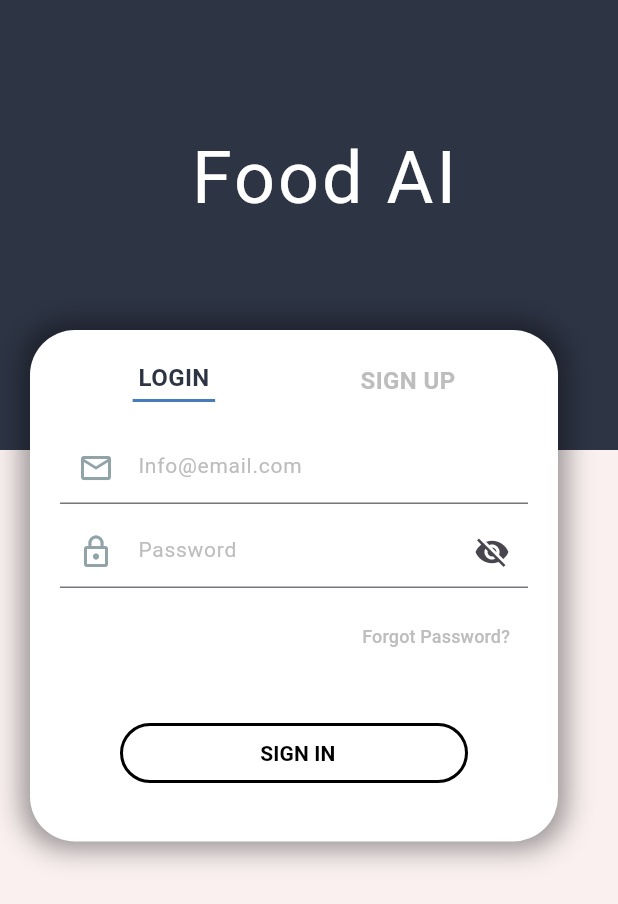
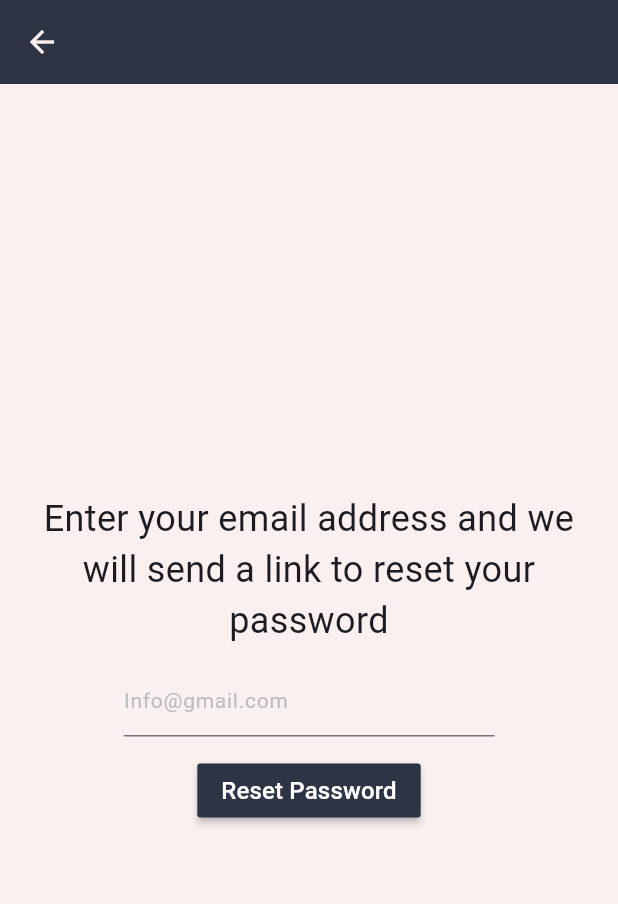
Before and after one commit to boykin345/food-ai-app, a Flutter app: the screen it shows after launch, after a tap on "SIGN UP", after a tap on "LOGIN", after a tap on "Forgot Password?", on a phone screen of 412 x 824 dp. Shown: the top 904 px of the screen. Run offline on Flutter 3.47's test engine with Material 3 defaults, Android fonts, the phone set to English and light mode, and no system bars; our stand-ins replace cloud_firestore, firebase_auth, firebase_core; accounts and stored records are empty; project files that could hold a hidden picture were left out.

Commit message:
Feature: implement reset password functionality
* Added a new function called resetPassword in the data_util.dart to handle the
firebase side of resetting a password
* Change the class called Palette to Colours
* Added the functionality of reset password and the UI in forgot_password_page
.dart

```diff
--- /dev/null
+++ b/lib/Pages/forgot_password_page.dart
@@ -0,0 +1,137 @@
+import 'package:firebase_auth/firebase_auth.dart';
+import 'package:flutter/material.dart';
+import 'package:food_ai_app/Pages/login_signup_page.dart';
+import 'package:food_ai_app/Util/data_util.dart';
+
+import '../Util/colours.dart';
+
+/// Initialises the state for the forgot password page.
+class ForgotPasswordPage extends StatefulWidget {
+  @override
+  ForgotPasswordPageState createState() => ForgotPasswordPageState();
+}
+
+/// Returns a scaffold widget to display the forgot password page.
+class ForgotPasswordPageState extends State<ForgotPasswordPage> {
+  // Controls for the editable text fields within the page.
+  final emailController = TextEditingController();
+
+  // Whether the user has interacted with a particular text field.
+  bool emailInteracted = false;
+
+  // Managed the focus state of the text fields within the pages.
+  late FocusNode emailFocusNode;
+
+  /// Called when the widget is initialised to setup properties for the widget to function.
+  @override
+  void initState() {
+    super.initState();
+
+    // Sets up the focus nodes for the text fields.
+    emailFocusNode = FocusNode();
+
+    // Adds a listener to track changes to the email text field.
+    emailFocusNode.addListener(() {
+      setState(() {
+        emailInteracted = !emailFocusNode.hasFocus;
+      });
+    });
+  }
+
+  /// Called when the widget is no longer need to release the resources used.
+  @override
+  void dispose() {
+    emailFocusNode.dispose();
+    super.dispose();
+  }
+
+  @override
+  Widget build(BuildContext context) {
+    return Scaffold(
+      backgroundColor: Colours.backgroundOff,
+      appBar: AppBar(
+        backgroundColor: Colours.primary,
+        iconTheme: IconThemeData(color: Colours.backgroundOff),
+      ),
+      body: Column(
+        mainAxisAlignment: MainAxisAlignment.center,
+        children: [
+          Padding(
+            padding: const EdgeInsets.only(left: 12.0, right: 12.0),
+            child: Container(
+              child: Center(
+                  child: Text(
+                      'Enter your email address and we will send a link to reset your password',
+                      textAlign: TextAlign.center,
+                      style: TextStyle(fontSize: 24))),
+            ),
+          ),
+          Padding(
+            padding: const EdgeInsets.only(top: 12.0, bottom: 12.0, left: 12.0, right: 12.0),
+            child: Container(
+              width: MediaQuery.of(context).size.width * 0.6,
+              child: TextField(
+                controller: emailController,
+                focusNode: emailFocusNode,
+                decoration: InputDecoration(
+                  hintText: "Info@gmail.com",
+                  hintStyle: TextStyle(fontSize: 14, color: Colours.greyText),
+                  errorText: LoginSignupPageState.validateEmail(emailController.text, emailInteracted),
+                ),
+              ),
+            ),
+          ),
+          Padding(
+            padding: const EdgeInsets.only(left: 12.0, right: 12.0),
+            child: MaterialButton(
+              onPressed: passwordReset,
+              child: Text(
+                'Reset Password',
+                style: TextStyle(
+                  fontSize: 16,
+                  color: Colors.white,
+                ),
+              ),
+              color: Colours.primary,
+            ),
+          ),
+        ],
+      ),
+    );
+  }
+
+  /// Called when the user presses on the reset password button.
+  ///
+  /// Performs multiple checks to ensure the email address is valid, if so will send a reset password link to the user.
+  Future<void> passwordReset() async {
+    // Checks the email entered is valid, otherwise return.
+    emailInteracted = true;
+    if (LoginSignupPageState.validateEmail(emailController.text.trim(), emailInteracted) != null) {
+      FocusScope.of(context).requestFocus(emailFocusNode);
+      FocusScope.of(context).requestFocus(FocusNode());
+      FocusScope.of(context).unfocus();
+      return;
+    }
+
+    final bool result = await AuthUtil.resetPassword(emailController.text.trim());
+
+    if (result == true) {
+      showDialog(
+          context: context,
+          builder: (context) {
+            return AlertDialog(
+                content: Text(
+                    "Password reset link sent! Check your email inbox."));
+          });
+      return;
+    } else {
+      showDialog(
+          context: context,
+          builder: (context) {
+            return AlertDialog(
+                content: Text(
+                    "This email address is not associated to an account, consider signing up using the email address instead"));
+          });
+    }
+  }
+}
--- a/lib/Pages/login_signup_page.dart
+++ b/lib/Pages/login_signup_page.dart
@@ -3,6 +3,8 @@ import 'package:flutter/material.dart';
 
 import 'package:food_ai_app/Util/colours.dart';
 import 'package:food_ai_app/Util/data_util.dart';
+
+import 'package:food_ai_app/Pages/forgot_password_page.dart';
 
 /// Initialises the state for the login & sign up page.
 ///
@@ -99,7 +101,7 @@ class LoginSignupPageState extends State<LoginSignupPage> {
   @override
   Widget build(BuildContext context) {
     return Scaffold(
-      backgroundColor: Palette.backgroundOff,
+      backgroundColor: Colours.backgroundOff,
       body: Stack(
         children: [
           // Top part of the screen.
@@ -109,7 +111,7 @@ class LoginSignupPageState extends State<LoginSignupPage> {
             child: Container(
               height: 300,
               padding: EdgeInsets.only(top: 90, left: 20),
-              color: Palette.primary,
+              color: Colours.primary,
               child: Column(
                 children: [
                   RichText(
@@ -172,15 +174,15 @@ class LoginSignupPageState extends State<LoginSignupPage> {
                                     fontSize: 16,
                                     fontWeight: FontWeight.bold,
                                     color: !isSignupScreen
-                                        ? Palette.primary
-                                        : Palette.greyText),
+                                        ? Colours.primary
+                                        : Colours.greyText),
                               ),
                               if (!isSignupScreen)
                                 Container(
                                   margin: EdgeInsets.only(top: 3),
                                   height: 2,
                                   width: 55,
-                                  color: Palette.accent,
+                                  color: Colours.accent,
                                 ),
                             ],
                           ),
@@ -201,15 +203,15 @@ class LoginSignupPageState extends State<LoginSignupPage> {
                                     fontSize: 16,
                                     fontWeight: FontWeight.bold,
                                     color: isSignupScreen
-                                        ? Palette.primary
-                                        : Palette.greyText),
+                                        ? Colours.primary
+                                        : Colours.greyText),
                               ),
                               if (isSignupScreen)
                                 Container(
                                   margin: EdgeInsets.only(top: 3),
                                   height: 2,
                                   width: 55,
-                                  color: Palette.accent,
+                                  color: Colours.accent,
                                 ),
                             ],
                           ),
@@ -281,12 +283,12 @@ class LoginSignupPageState extends State<LoginSignupPage> {
                 decoration: InputDecoration(
                   prefixIcon: Icon(
                     Icons.email_outlined,
-                    color: Palette.icon,
+                    color: Colours.icon,
                   ),
                   contentPadding: EdgeInsets.all(10),
                   hintText: "Info@email.com",
-                  hintStyle: TextStyle(fontSize: 14, color: Palette.greyText),
-                  errorText: validateEmail(emailController.text),
+                  hintStyle: TextStyle(fontSize: 14, color: Colours.greyText),
+                  errorText: validateEmail(emailController.text, emailInteracted),
                 ),
               ),
             ),
@@ -302,7 +304,7 @@ class LoginSignupPageState extends State<LoginSignupPage> {
                 decoration: InputDecoration(
                   prefixIcon: Icon(
                     Icons.lock_outline,
-                    color: Palette.icon,
+                    color: Colours.icon,
                   ),
                   suffixIcon: IconButton(
                       key: Key('passwordVisibleButton'),
@@ -319,7 +321,7 @@ class LoginSignupPageState extends State<LoginSignupPage> {
                       }),
                   contentPadding: EdgeInsets.all(10),
                   hintText: "Password",
-                  hintStyle: TextStyle(fontSize: 14, color: Palette.greyText),
+                  hintStyle: TextStyle(fontSize: 14, color: Colours.greyText),
                   errorText: validatePassword(passwordController.text),
                 ),
               ),
@@ -329,9 +331,13 @@ class LoginSignupPageState extends State<LoginSignupPage> {
               mainAxisAlignment: MainAxisAlignment.end,
               children: [
                 TextButton(
-                  onPressed: () {},
+                  onPressed: () {
+                    Navigator.push(context, MaterialPageRoute(builder: (context) {
+                      return ForgotPasswordPage();
+                    }));
+                  },
                   child: Text("Forgot Password?",
-                      style: TextStyle(fontSize: 12, color: Palette.greyText)),
+                      style: TextStyle(fontSize: 12, color: Colours.greyText)),
                 ),
               ],
             ),
@@ -355,11 +361,11 @@ class LoginSignupPageState extends State<LoginSignupPage> {
               decoration: InputDecoration(
                   prefixIcon: Icon(
                     Icons.account_circle_outlined,
-                    color: Palette.icon,
+                    color: Colours.icon,
                   ),
                   contentPadding: EdgeInsets.all(10),
                   hintText: "Username",
-                  hintStyle: TextStyle(fontSize: 14, color: Palette.greyText),
+                  hintStyle: TextStyle(fontSize: 14, color: Colours.greyText),
                   errorText: validateUsername(usernameController.text)),
             ),
           ),
@@ -374,12 +380,12 @@ class LoginSignupPageState extends State<LoginSignupPage> {
               decoration: InputDecoration(
                 prefixIcon: Icon(
                   Icons.email_outlined,
-                  color: Palette.icon,
+                  color: Colours.icon,
                 ),
                 contentPadding: EdgeInsets.all(10),
                 hintText: "Info@email.com",
-                hintStyle: TextStyle(fontSize: 14, color: Palette.greyText),
-                errorText: validateEmail(emailController.text),
+                hintStyle: TextStyle(fontSize: 14, color: Colours.greyText),
+                errorText: validateEmail(emailController.text, emailInteracted),
               ),
             ),
           ),
@@ -395,7 +401,7 @@ class LoginSignupPageState extends State<LoginSignupPage> {
               decoration: InputDecoration(
                 prefixIcon: Icon(
                   Icons.lock_outline,
-                  color: Palette.icon,
+                  color: Colours.icon,
                 ),
                 suffixIcon: IconButton(
                   key: Key('passwordVisibleButton'),
@@ -411,7 +417,7 @@ class LoginSignupPageState extends State<LoginSignupPage> {
                 ),
                 contentPadding: EdgeInsets.all(10),
                 hintText: "Password",
-                hintStyle: TextStyle(fontSize: 14, color: Palette.greyText),
+                hintStyle: TextStyle(fontSize: 14, color: Colours.greyText),
                 errorText: validatePassword(passwordController.text),
               ),
             ),
@@ -428,7 +434,7 @@ class LoginSignupPageState extends State<LoginSignupPage> {
               decoration: InputDecoration(
                 prefixIcon: Icon(
                   Icons.lock_outline,
-                  color: Palette.icon,
+                  color: Colours.icon,
                 ),
                 suffixIcon: IconButton(
                   key: Key('confirmPasswordVisibleButton'),
@@ -445,7 +451,7 @@ class LoginSignupPageState extends State<LoginSignupPage> {
                 ),
                 contentPadding: EdgeInsets.all(10),
                 hintText: "Confirm password",
-                hintStyle: TextStyle(fontSize: 14, color: Palette.greyText),
+                hintStyle: TextStyle(fontSize: 14, color: Colours.greyText),
                 errorText:
                     validateConfirmPassword(confirmPasswordController.text),
               ),
@@ -458,6 +464,7 @@ class LoginSignupPageState extends State<LoginSignupPage> {
 
   /// Validates the provided username input.
   ///
+  /// Takes in one input, [username] which is the string that is to be validated.
   /// Returns an error message if [username] is invalid, otherwise it will return `null`.
   String? validateUsername(String? username) {
     // Checks to see if the text field has been interacted with, if not exit early.
@@ -485,10 +492,11 @@ class LoginSignupPageState extends State<LoginSignupPage> {
 
   /// Validates the provided email input.
   ///
+  /// Takes in one input, [email] which is the string that is to be validated.
   /// Returns an error message if [email] is invalid, otherwise it will return `null`.
-  String? validateEmail(String? email) {
+  static String? validateEmail(String? email, bool interact) {
     // Checks to see if the text field has been interacted with, if not exit early.
-    if (emailInteracted == false) {
+    if (interact == false) {
       return null;
     }
 
@@ -512,6 +520,7 @@ class LoginSignupPageState extends State<LoginSignupPage> {
 
   /// Validates the provided password input.
   ///
+  /// Takes in one input, [password] which is the string that is to be validated.
   /// Returns an error message if [password] is invalid, otherwise it will return `null`.
   String? validatePassword(String? password) {
     // Checks to see if the text field has been interacted with, if not exit early.
@@ -539,6 +548,7 @@ class LoginSignupPageState extends State<LoginSignupPage> {
 
   /// Validates the provided confirm password input.
   ///
+  /// Takes in one input, [confirmPassword] which is the string that is to be validated.
   /// Returns an error message if [confirmPassword] is invalid, otherwise it will return `null`.
   String? validateConfirmPassword(String? confirmPassword) {
     // Checks to see if the text field has been interacted with, if not exit early.
@@ -596,7 +606,7 @@ class LoginSignupPageState extends State<LoginSignupPage> {
   Future<void> login() async {
     // Checks the email entered is valid, otherwise return.
     emailInteracted = true;
-    if (validateEmail(emailController.text.trim()) != null) {
+    if (validateEmail(emailController.text.trim(), emailInteracted) != null) {
       FocusScope.of(context).requestFocus(emailFocusNode);
       FocusScope.of(context).requestFocus(FocusNode());
       FocusScope.of(context).unfocus();
@@ -640,7 +650,7 @@ class LoginSignupPageState extends State<LoginSignupPage> {
 
     // Checks the email address entered is valid, otherwise return.
     emailInteracted = true;
-    if (validateEmail(emailController.text.trim()) != null) {
+    if (validateEmail(emailController.text.trim(), emailInteracted) != null) {
       FocusScope.of(context).requestFocus(emailFocusNode);
       FocusScope.of(context).requestFocus(FocusNode());
       FocusScope.of(context).unfocus();
--- a/lib/Util/colours.dart
+++ b/lib/Util/colours.dart
@@ -4,7 +4,7 @@ import 'package:flutter/painting.dart';
 //
 /// Below are a set of static const variables with pre-defined colour values to ensure everyone is using the same colours
 /// across the application.
-class Palette {
+class Colours {
   /// Primary colour which is generally used majority of the time e.g. background colour.
   static const Color primary = Color(0xFF2D3444);
 
--- a/lib/Util/data_util.dart
+++ b/lib/Util/data_util.dart
@@ -30,6 +30,20 @@ class AuthUtil {
     } catch (e) {
       print("Error: signing up: $e");
       return null;
+    }
+  }
+
+  /// Will send a reset password link to the user
+  ///
+  /// Takes in one input [email] which is the emil address of the user.
+  /// Will return `true` if the reset password link was sent to the user, otherwise will return `false` if the link couldn't be sent.
+  static Future<bool> resetPassword(String email) async {
+    try {
+      await FirebaseAuth.instance.sendPasswordResetEmail(email: email);
+      return true;
+    } catch (e) {
+      print(e);
+      return false;
     }
   }
 }
```
